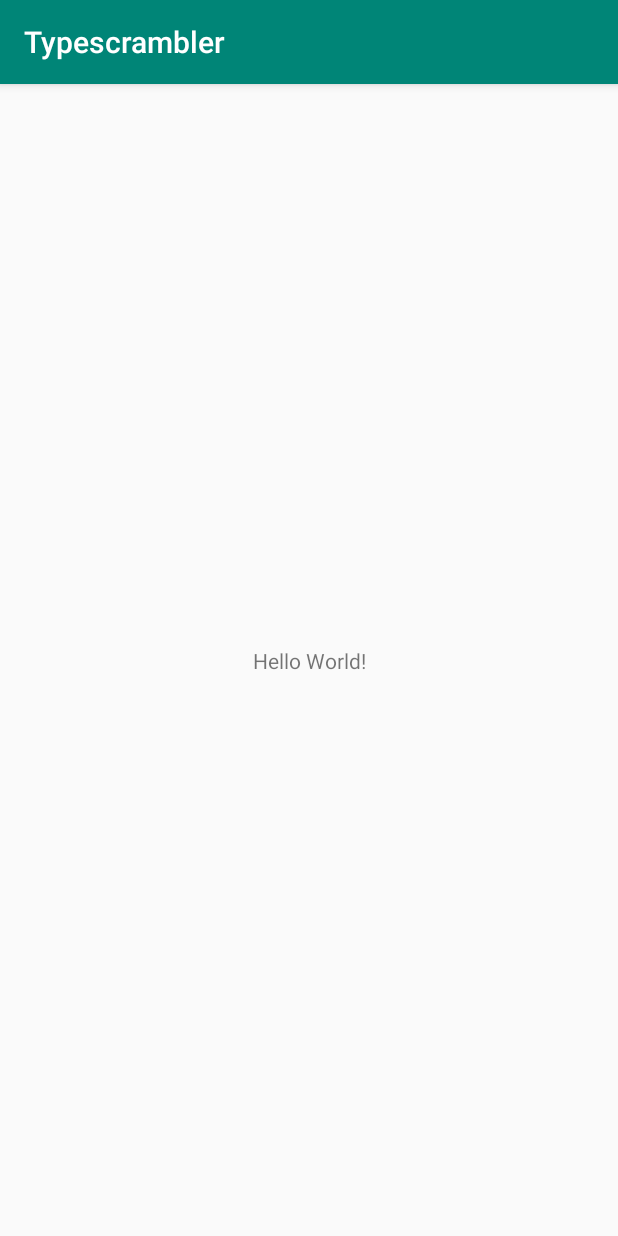
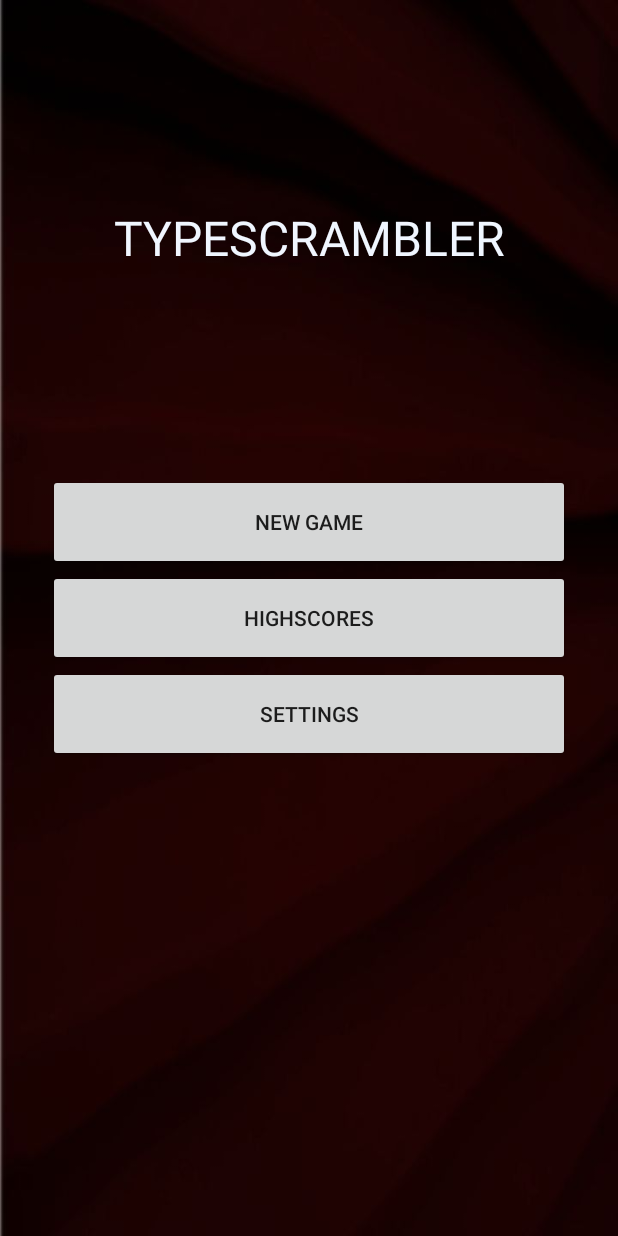
Before and after one commit to anguaive/typescrambler, an Android app: the screen it shows after launch (MainActivity before the commit, MenuActivity after it), on a phone screen of 412 x 824 dp. Run offline under Robolectric (Android 15) with nearby library versions, the phone set to English and light mode, and no system bars.

Commit message:
feat: implement main menu and empty activities

```diff
--- a/app/src/main/java/com/angu/myapplication/MainActivity.java
+++ b/app/src/main/java/com/angu/myapplication/HighscoreActivity.java
@@ -4,11 +4,11 @@ import androidx.appcompat.app.AppCompatActivity;
 
 import android.os.Bundle;
 
-public class MainActivity extends AppCompatActivity {
+public class HighscoreActivity extends AppCompatActivity {
 
     @Override
     protected void onCreate(Bundle savedInstanceState) {
         super.onCreate(savedInstanceState);
-        setContentView(R.layout.activity_main);
+        setContentView(R.layout.activity_highscore);
     }
 }
--- /dev/null
+++ b/app/src/main/java/com/angu/myapplication/MenuActivity.java
@@ -0,0 +1,55 @@
+package com.angu.myapplication;
+
+import androidx.appcompat.app.AppCompatActivity;
+
+import android.content.Intent;
+import android.os.Bundle;
+import android.util.DisplayMetrics;
+import android.view.View;
+import android.widget.Button;
+
+public class MenuActivity extends AppCompatActivity {
+
+    @Override
+    protected void onCreate(Bundle savedInstanceState) {
+
+        super.onCreate(savedInstanceState);
+        setContentView(R.layout.activity_menu);
+
+        final Button buttonNewGame = findViewById(R.id.buttonNewGame);
+        final Button buttonHighscores = findViewById(R.id.buttonHighscores);
+        final Button buttonSettings = findViewById(R.id.buttonSettings);
+
+        // log screen size in dp
+        DisplayMetrics displayMetrics = this.getResources().getDisplayMetrics();
+        float dpHeight = displayMetrics.heightPixels / displayMetrics.density;
+        float dpWidth = displayMetrics.widthPixels / displayMetrics.density;
+        System.out.println("Screen size in dp: " + dpWidth + " * " + dpHeight);
+
+        buttonNewGame.setOnClickListener(new View.OnClickListener() {
+            @Override
+            public void onClick(View v) {
+                Intent intent = new Intent(MenuActivity.this, GameActivity.class);
+                startActivity(intent);
+            }
+        });
+
+        buttonHighscores.setOnClickListener(new View.OnClickListener() {
+            @Override
+            public void onClick(View v) {
+                Intent intent = new Intent(MenuActivity.this, HighscoreActivity.class);
+                startActivity(intent);
+            }
+        });
+
+        buttonSettings.setOnClickListener(new View.OnClickListener() {
+            @Override
+            public void onClick(View v) {
+                Intent intent = new Intent(MenuActivity.this, SettingsActivity.class);
+                startActivity(intent);
+            }
+        });
+
+
+    }
+}
--- a/app/src/main/res/layout/activity_main.xml
+++ b/app/src/main/res/layout/activity_game.xml
@@ -4,15 +4,13 @@
     xmlns:tools="http://schemas.android.com/tools"
     android:layout_width="match_parent"
     android:layout_height="match_parent"
-    tools:context=".MainActivity">
+    tools:context=".GameActivity">
 
     <TextView
-        android:layout_width="wrap_content"
-        android:layout_height="wrap_content"
-        android:text="Hello World!"
         app:layout_constraintBottom_toBottomOf="parent"
         app:layout_constraintLeft_toLeftOf="parent"
-        app:layout_constraintRight_toRightOf="parent"
-        app:layout_constraintTop_toTopOf="parent" />
+        android:layout_width="wrap_content"
+        android:layout_height="match_parent"
+        android:text="game"/>
 
 </androidx.constraintlayout.widget.ConstraintLayout>
--- /dev/null
+++ b/app/src/main/res/layout/activity_menu.xml
@@ -0,0 +1,55 @@
+<?xml version="1.0" encoding="utf-8"?>
+<androidx.constraintlayout.widget.ConstraintLayout xmlns:android="http://schemas.android.com/apk/res/android"
+    xmlns:app="http://schemas.android.com/apk/res-auto"
+    xmlns:tools="http://schemas.android.com/tools"
+    android:layout_width="match_parent"
+    android:layout_height="match_parent"
+    android:layout_gravity="bottom"
+    android:orientation="vertical"
+
+    tools:context=".MenuActivity">
+
+    <TextView
+        android:text="@string/typescrambler"
+        android:textColor="@color/colorMainTitle"
+        android:textAlignment="center"
+        android:textSize="32sp"
+        android:layout_width="match_parent"
+        android:layout_height="wrap_content"
+        app:layout_constraintTop_toTopOf="parent"
+        app:layout_constraintBottom_toTopOf="@id/buttonNewGame"
+        />
+
+    <Button
+        android:id="@+id/buttonNewGame"
+        android:layout_width="match_parent"
+        android:layout_height="64dp"
+        android:layout_marginLeft="32dp"
+        android:layout_marginRight="32dp"
+        android:text="@string/new_game"
+        app:layout_constraintBottom_toTopOf="@+id/buttonHighscores" />
+
+    <Button
+        android:id="@+id/buttonHighscores"
+        android:layout_width="match_parent"
+        android:layout_height="64dp"
+        android:layout_marginBottom="16dp"
+        android:layout_marginTop="16dp"
+        android:layout_marginLeft="32dp"
+        android:layout_marginRight="32dp"
+        android:text="@string/highscores"
+        app:layout_constraintBottom_toBottomOf="parent"
+        app:layout_constraintTop_toTopOf="parent" />
+
+    <Button
+        android:id="@+id/buttonSettings"
+        android:layout_width="match_parent"
+        android:layout_height="64dp"
+        android:layout_marginLeft="32dp"
+        android:layout_marginRight="32dp"
+
+        android:text="@string/settings"
+        app:layout_constraintTop_toBottomOf="@+id/buttonHighscores" />
+
+
+</androidx.constraintlayout.widget.ConstraintLayout>
--- a/app/src/main/res/values/colors.xml
+++ b/app/src/main/res/values/colors.xml
@@ -1,6 +1,7 @@
 <?xml version="1.0" encoding="utf-8"?>
 <resources>
-    <color name="colorPrimary">#008577</color>
-    <color name="colorPrimaryDark">#00574B</color>
-    <color name="colorAccent">#D81B60</color>
+    <color name="colorPrimary">#290402</color>
+    <color name="colorPrimaryDark">#1a0201</color>
+    <color name="colorAccent">#4ed49a</color>
+    <color name="colorMainTitle">#f0f6ff</color>
 </resources>
--- a/app/src/main/res/values/strings.xml
+++ b/app/src/main/res/values/strings.xml
@@ -1,3 +1,7 @@
 <resources>
     <string name="app_name">Typescrambler</string>
+    <string name="new_game">New game</string>
+    <string name="highscores">Highscores</string>
+    <string name="settings">Settings</string>
+    <string name="typescrambler">TYPESCRAMBLER</string>
 </resources>
--- a/app/src/main/res/values/styles.xml
+++ b/app/src/main/res/values/styles.xml
@@ -1,11 +1,18 @@
 <resources>
 
     <!-- Base application theme. -->
-    <style name="AppTheme" parent="Theme.AppCompat.Light.DarkActionBar">
+    <style name="AppTheme" parent="Theme.AppCompat.NoActionBar">
         <!-- Customize your theme here. -->
         <item name="colorPrimary">@color/colorPrimary</item>
         <item name="colorPrimaryDark">@color/colorPrimaryDark</item>
         <item name="colorAccent">@color/colorAccent</item>
     </style>
 
+    <style name="WallpaperTheme" parent="Theme.AppCompat.DayNight.NoActionBar">
+        <item name="android:windowBackground">
+            @drawable/img_menu_background
+        </item>
+
+    </style>
+
 </resources>
```
Also changed, not shown: app/src/main/AndroidManifest.xml (+8 -3 lines), app/src/main/java/com/angu/myapplication/GameActivity.java (added, +14 -0 lines), app/src/main/java/com/angu/myapplication/SettingsActivity.java (added, +14 -0 lines), app/src/main/res/drawable/menu_background.xml (added, +8 -0 lines), app/src/main/res/layout/activity_highscore.xml (added, +16 -0 lines), app/src/main/res/layout/activity_settings.xml (added, +16 -0 lines), app/src/main/res/drawable/img_menu_background.jpg (added), app/src/main/res/drawable/wallhaven-156283.jpg (deleted), 1 other file.
